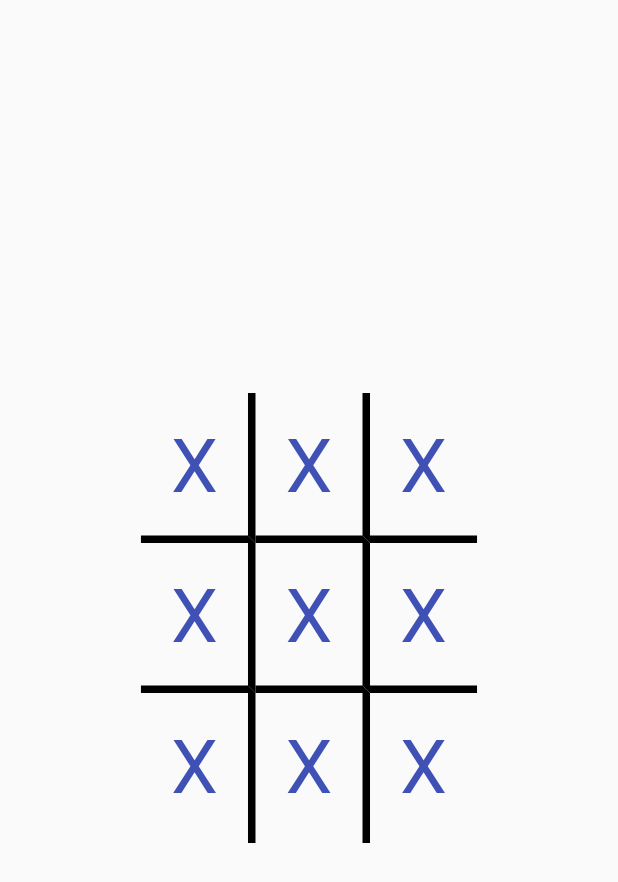
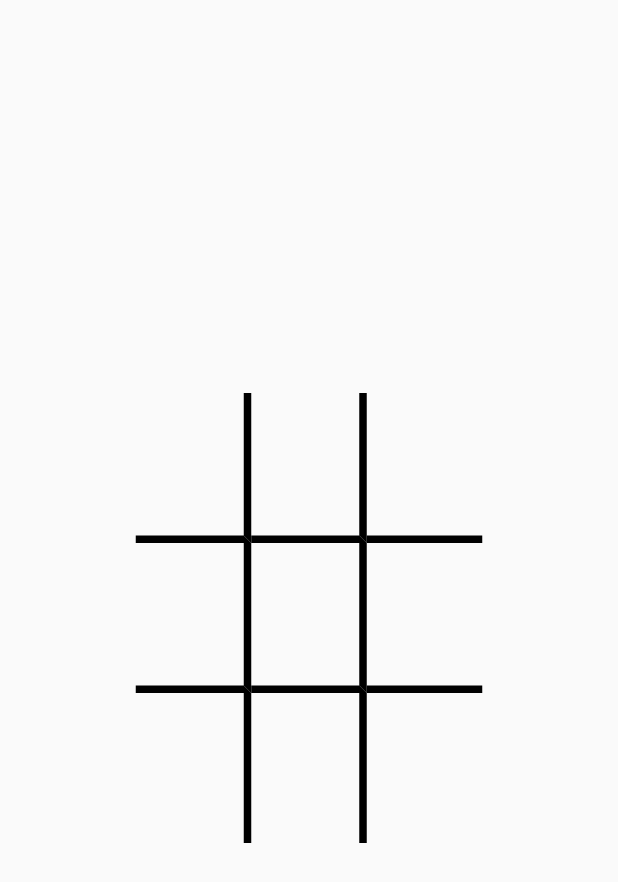
Before and after one commit to Rapol/tic_tac_toe_flutter, a Flutter app: the screen it shows after launch, on a phone screen of 412 x 824 dp. Shown: the top 882 px of the screen. Run offline on Flutter 3.47's test engine with Material 2 defaults, Android fonts, the phone set to English and light mode, and no system bars.

Commit message:
setting up Board consumer, updating Tile and TileRow with the props

```diff
--- a/lib/models/Board.dart
+++ b/lib/models/Board.dart
@@ -13,7 +13,6 @@ class BoardModel extends ChangeNotifier {
     [
       Square(''),Square(''),Square(''),
     ],
-
   ];
 
   // BoardModel() {}
@@ -22,12 +21,12 @@ class BoardModel extends ChangeNotifier {
 
   }
 
-  /// An unmodifiable view of the items in the cart.
   UnmodifiableListView<List<Square>> get squares => UnmodifiableListView(_squares);
+
+  UnmodifiableListView<Square> getRows(row) => UnmodifiableListView(squares[row]);
 
   void setSquare(String value, row, column) {
     this._squares[row].replaceRange(column, column + 1, [Square(value)]);
-    // This call tells the widgets that are listening to this model to rebuild.
     notifyListeners();
   }
 }
--- a/lib/widget/Board.dart
+++ b/lib/widget/Board.dart
@@ -1,15 +1,25 @@
 import 'package:flutter/material.dart';
 import 'package:provider/provider.dart';
 
+import 'package:tic_tac_toe/models/Board.dart';
 import 'package:tic_tac_toe/widget/TileRow.dart';
 
 class Board extends StatelessWidget {
   @override
   Widget build(BuildContext context) {
     return Material(
-        child: Column(
-      mainAxisAlignment: MainAxisAlignment.center,
-      children: List<Widget>.generate(3, (int index) => TileRow(index)),
-    ));
+      child: Consumer<BoardModel>(
+        builder: (context, board, child) => Column(
+              mainAxisAlignment: MainAxisAlignment.center,
+              children: List.generate(
+                3,
+                (index) => TileRow(
+                      rowIndex: index,
+                      squares: board.getRows(index),
+                    ),
+              ),
+            ),
+      ),
+    );
   }
 }
--- a/lib/widget/Tile.dart
+++ b/lib/widget/Tile.dart
@@ -1,25 +1,32 @@
 import 'package:flutter/material.dart';
+import 'package:provider/provider.dart';
+
+import 'package:tic_tac_toe/models/Board.dart';
 
 class Tile extends StatelessWidget {
-  final Border _borderSettings;
+  final int columnIndex;
+  final int rowIndex;
+  final Border borderSettings;
+  final Square square;
 
-  Tile(this._borderSettings);
+  Tile({ this.borderSettings, this.square, this.columnIndex, this.rowIndex });
 
   @override
   Widget build(BuildContext context) {
     return InkWell(
-      onTap: () => {},
+      onTap: () => Provider.of<BoardModel>(context, listen: false).setSquare('X', rowIndex, columnIndex),
       child: Column(
         children: <Widget>[
           Container(
               height: 100.0,
+              width: 77.0,
               decoration: BoxDecoration(
-                border: _borderSettings,
+                border: borderSettings,
               ),
               padding: EdgeInsets.all(20.0),
               child: Center(
                 child: Text(
-                  'X',
+                  square.value,
                   style: TextStyle(
                     fontSize: 50.0,
                     color: Colors.indigo,
--- a/lib/widget/TileRow.dart
+++ b/lib/widget/TileRow.dart
@@ -1,8 +1,10 @@
 import 'package:flutter/material.dart';
+import 'dart:collection';
 
 import 'package:tic_tac_toe/widget/Tile.dart';
+import 'package:tic_tac_toe/models/Board.dart';
 
-const BorderSide defaultBorder  = BorderSide(width: 5.0);
+const BorderSide defaultBorder = BorderSide(width: 5.0);
 const tileBorders = [
   Border(
     right: defaultBorder,
@@ -36,15 +38,24 @@ const tileBorders = [
 ];
 
 class TileRow extends StatelessWidget {
-  final int _rowIndex;
+  final int rowIndex;
+  final UnmodifiableListView<Square> squares;
 
-  TileRow(this._rowIndex);
+  TileRow({this.rowIndex, this.squares});
 
   @override
   Widget build(BuildContext context) {
     return Row(
       mainAxisAlignment: MainAxisAlignment.center,
-      children: List<Widget>.generate(3, (tileIndex) => Tile(tileBorders[tileIndex + _rowIndex * 3])),
+      children: List<Widget>.generate(
+        3,
+        (columnIndex) => Tile(
+              borderSettings: tileBorders[columnIndex + rowIndex * 3],
+              square: squares[columnIndex],
+              rowIndex: rowIndex,
+              columnIndex: columnIndex,
+            ),
+      ),
     );
   }
 }
```
Lines whose indentation alone changed are shown as unchanged.
